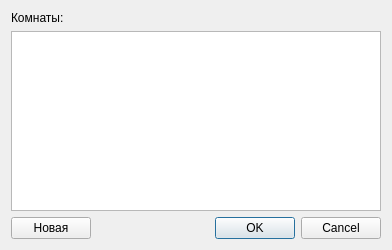
Above: desktop/gui/roomslistdialog.ui from LuxoftLab/ShareClipboard before the change. Below: the same form after it.
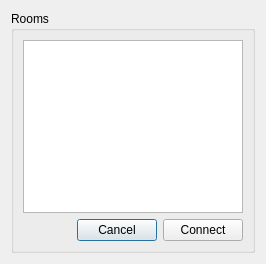
That is the form after the change.

Commit message: create room and connect room draft commit

Patch:
```diff
--- a/desktop/gui/roomslistdialog.ui
+++ b/desktop/gui/roomslistdialog.ui
@@ -6,8 +6,8 @@
    <rect>
     <x>0</x>
     <y>0</y>
-    <width>392</width>
-    <height>250</height>
+    <width>266</width>
+    <height>264</height>
    </rect>
   </property>
   <property name="windowTitle">
@@ -15,26 +15,18 @@
   </property>
   <layout class="QVBoxLayout" name="verticalLayout_2">
    <item>
+    <widget class="QGroupBox" name="groupBox">
+     <property name="title">
+      <string>Rooms</string>
+     </property>
+     <layout class="QHBoxLayout" name="horizontalLayout_2">
+      <item>
     <layout class="QVBoxLayout" name="verticalLayout">
-     <item>
-      <widget class="QLabel" name="label">
-       <property name="text">
-        <string>Комнаты:</string>
-       </property>
-      </widget>
-     </item>
      <item>
       <widget class="QListWidget" name="listWidget"/>
      </item>
      <item>
       <layout class="QHBoxLayout" name="horizontalLayout">
-       <item>
-        <widget class="QPushButton" name="pushButton">
-         <property name="text">
-          <string>Новая</string>
-         </property>
-        </widget>
-       </item>
        <item>
         <spacer name="horizontalSpacer">
          <property name="orientation">
@@ -49,18 +41,29 @@
         </spacer>
        </item>
        <item>
-        <widget class="QDialogButtonBox" name="buttonBox">
-         <property name="orientation">
-          <enum>Qt::Horizontal</enum>
-         </property>
-         <property name="standardButtons">
-          <set>QDialogButtonBox::Cancel|QDialogButtonBox::Ok</set>
+           <widget class="QPushButton" name="cancelButt">
+            <property name="text">
+             <string>Cancel</string>
+            </property>
+           </widget>
+          </item>
+          <item>
+           <widget class="QPushButton" name="connectButt">
+            <property name="text">
+             <string>Connect</string>
          </property>
         </widget>
        </item>
       </layout>
      </item>
     </layout>
+      </item>
+     </layout>
+     <zorder></zorder>
+     <zorder></zorder>
+     <zorder></zorder>
+     <zorder></zorder>
+    </widget>
    </item>
   </layout>
  </widget>
```
Left out of the diff: 35 changed lines with no effect on the pictures. Lines whose indentation alone changed are shown as unchanged. The commit also changes 12 other files.
